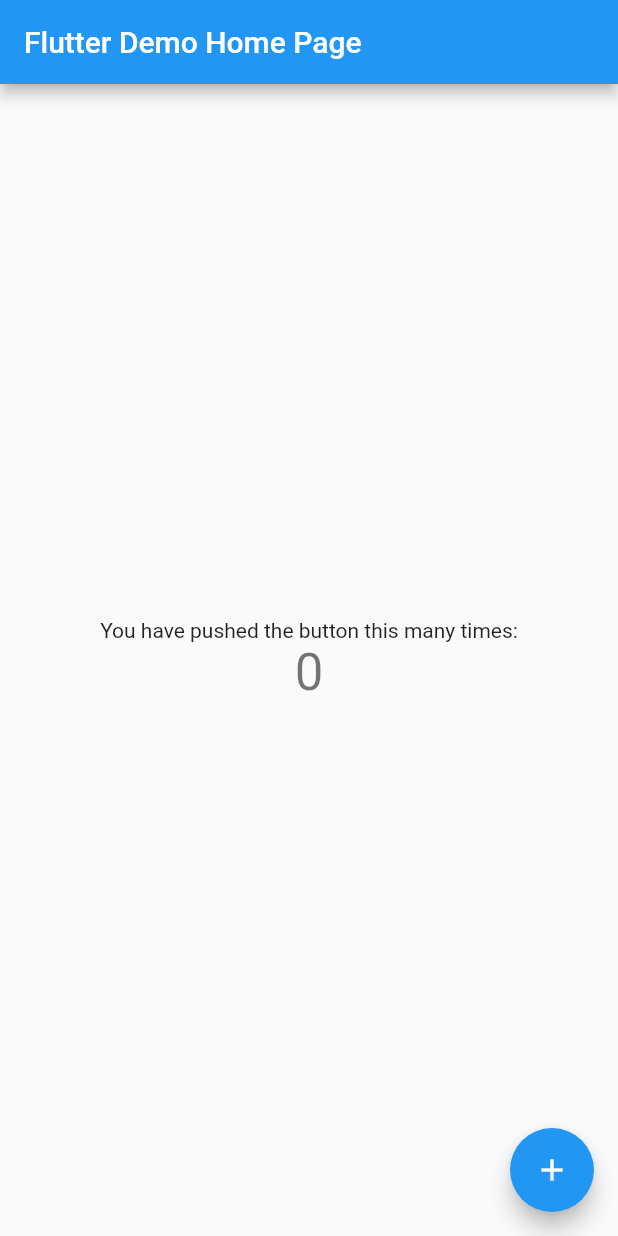
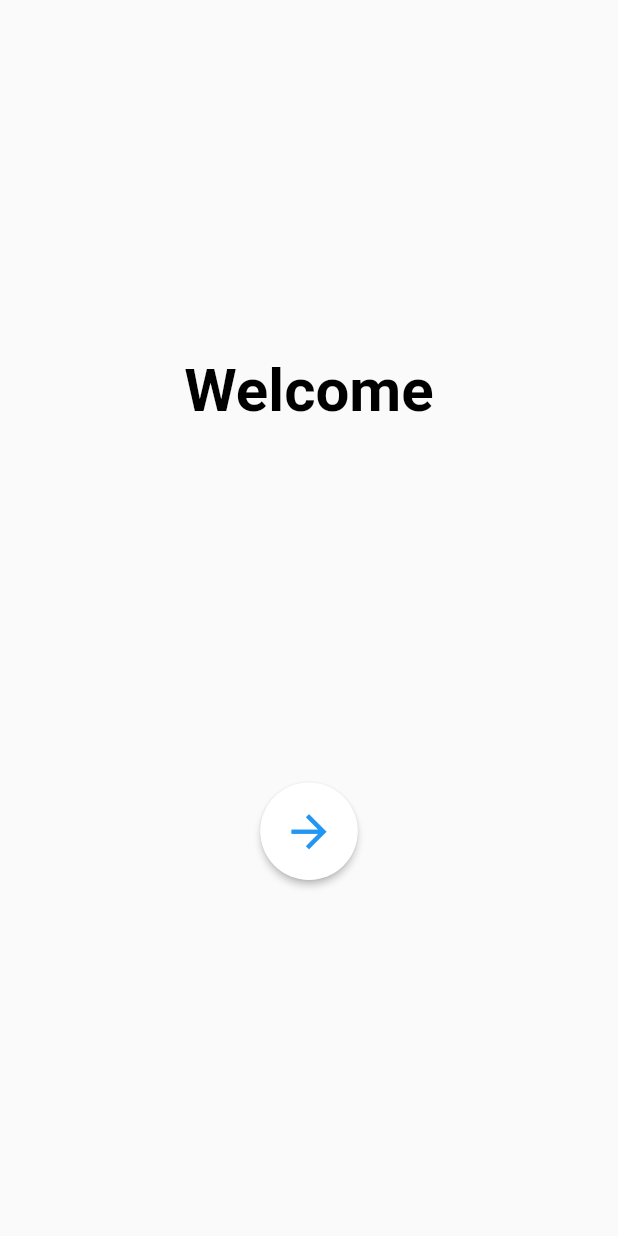
Before and after one commit to ShanjinurIslam/Real-Time-Arduino-Data-Plotter, a Flutter app: the screen it shows after launch, on a phone screen of 412 x 824 dp. Run offline on Flutter 3.47's test engine with Material 2 defaults, Android fonts, the phone set to English and light mode, and no system bars; our stand-ins replace flutter_bluetooth_serial.

Commit message:
Home UI and Device List UI Design Done

```diff
--- a/appCode/ecg/lib/main.dart
+++ b/appCode/ecg/lib/main.dart
@@ -1,3 +1,4 @@
+import 'package:ecg/view/landingScreen.dart';
 import 'package:flutter/material.dart';
 
 void main() => runApp(MyApp());
@@ -9,103 +10,11 @@
     return MaterialApp(
       title: 'Flutter Demo',
       theme: ThemeData(
-        // This is the theme of your application.
-        //
-        // Try running your application with "flutter run". You'll see the
-        // application has a blue toolbar. Then, without quitting the app, try
-        // changing the primarySwatch below to Colors.green and then invoke
-        // "hot reload" (press "r" in the console where you ran "flutter run",
-        // or simply save your changes to "hot reload" in a Flutter IDE).
-        // Notice that the counter didn't reset back to zero; the application
-        // is not restarted.
         primarySwatch: Colors.blue,
       ),
-      home: MyHomePage(title: 'Flutter Demo Home Page'),
+      routes: {
+        '/': (context) => new LandingScreen(),
+      },
     );
   }
 }
-
-class MyHomePage extends StatefulWidget {
-  MyHomePage({Key key, this.title}) : super(key: key);
-
-  // This widget is the home page of your application. It is stateful, meaning
-  // that it has a State object (defined below) that contains fields that affect
-  // how it looks.
-
-  // This class is the configuration for the state. It holds the values (in this
-  // case the title) provided by the parent (in this case the App widget) and
-  // used by the build method of the State. Fields in a Widget subclass are
-  // always marked "final".
-
-  final String title;
-
-  @override
-  _MyHomePageState createState() => _MyHomePageState();
-}
-
-class _MyHomePageState extends State<MyHomePage> {
-  int _counter = 0;
-
-  void _incrementCounter() {
-    setState(() {
-      // This call to setState tells the Flutter framework that something has
-      // changed in this State, which causes it to rerun the build method below
-      // so that the display can reflect the updated values. If we changed
-      // _counter without calling setState(), then the build method would not be
-      // called again, and so nothing would appear to happen.
-      _counter++;
-    });
-  }
-
-  @override
-  Widget build(BuildContext context) {
-    // This method is rerun every time setState is called, for instance as done
-    // by the _incrementCounter method above.
-    //
-    // The Flutter framework has been optimized to make rerunning build methods
-    // fast, so that you can just rebuild anything that needs updating rather
-    // than having to individually change instances of widgets.
-    return Scaffold(
-      appBar: AppBar(
-        // Here we take the value from the MyHomePage object that was created by
-        // the App.build method, and use it to set our appbar title.
-        title: Text(widget.title),
-      ),
-      body: Center(
-        // Center is a layout widget. It takes a single child and positions it
-        // in the middle of the parent.
-        child: Column(
-          // Column is also a layout widget. It takes a list of children and
-          // arranges them vertically. By default, it sizes itself to fit its
-          // children horizontally, and tries to be as tall as its parent.
-          //
-          // Invoke "debug painting" (press "p" in the console, choose the
-          // "Toggle Debug Paint" action from the Flutter Inspector in Android
-          // Studio, or the "Toggle Debug Paint" command in Visual Studio Code)
-          // to see the wireframe for each widget.
-          //
-          // Column has various properties to control how it sizes itself and
-          // how it positions its children. Here we use mainAxisAlignment to
-          // center the children vertically; the main axis here is the vertical
-          // axis because Columns are vertical (the cross axis would be
-          // horizontal).
-          mainAxisAlignment: MainAxisAlignment.center,
-          children: <Widget>[
-            Text(
-              'You have pushed the button this many times:',
-            ),
-            Text(
-              '$_counter',
-              style: Theme.of(context).textTheme.display1,
-            ),
-          ],
-        ),
-      ),
-      floatingActionButton: FloatingActionButton(
-        onPressed: _incrementCounter,
-        tooltip: 'Increment',
-        child: Icon(Icons.add),
-      ), // This trailing comma makes auto-formatting nicer for build methods.
-    );
-  }
-}
--- /dev/null
+++ b/appCode/ecg/lib/view/landingScreen.dart
@@ -0,0 +1,37 @@
+import 'package:ecg/view/selectDevice.dart';
+import 'package:flutter/cupertino.dart';
+import 'package:flutter/material.dart';
+
+class LandingScreen extends StatelessWidget {
+  @override
+  Widget build(BuildContext context) {
+    return Scaffold(
+      body: Center(
+          child: Column(
+        mainAxisAlignment: MainAxisAlignment.spaceEvenly,
+        children: <Widget>[
+          Text(
+            'Welcome',
+            style: TextStyle(
+                fontSize: 40, fontWeight: FontWeight.bold, color: Colors.black),
+          ),
+          new RawMaterialButton(
+            onPressed: () {
+              Navigator.of(context).push(CupertinoPageRoute<Null>(
+                  builder: (context) => new DeviceSelection()));
+            },
+            child: new Icon(
+              Icons.arrow_forward,
+              color: Colors.blue,
+              size: 35.0,
+            ),
+            shape: new CircleBorder(),
+            elevation: 2.0,
+            fillColor: Colors.white,
+            padding: const EdgeInsets.all(15.0),
+          ),
+        ],
+      )),
+    );
+  }
+}
--- a/appCode/ecg/pubspec.yaml
+++ b/appCode/ecg/pubspec.yaml
@@ -19,6 +19,7 @@
 dependencies:
   flutter:
     sdk: flutter
+  flutter_bluetooth_serial: ^0.2.2
 
   # The following adds the Cupertino Icons font to your application.
   # Use with the CupertinoIcons class for iOS style icons.
```
Also changed, not shown: appCode/ecg/lib/view/selectDevice.dart (added, +100 -0 lines), appCode/ecg/lib/view/homeScreen.dart (added), appCode/ecg/pubspec.lock, 11 other files.
